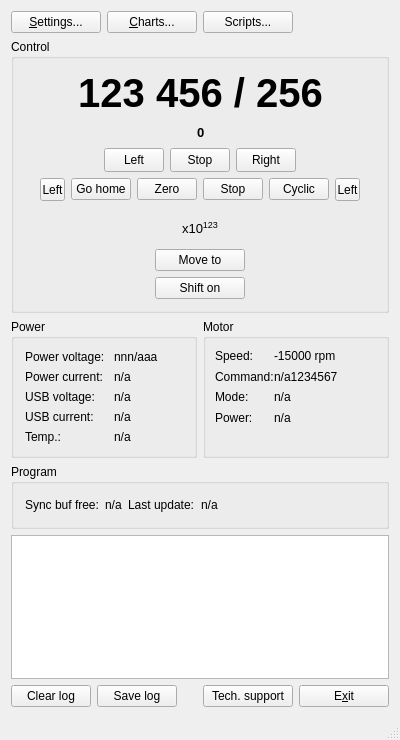
Old version of the form src/mainwindow.ui in the repository EPC-MSU/XILab.
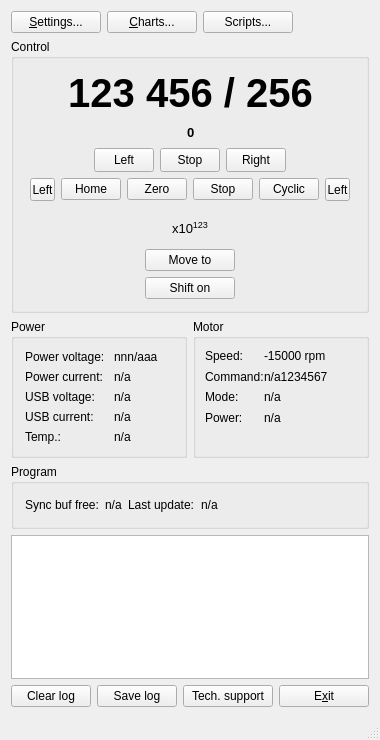
New version of the form. Icons and pictures are not drawn. Custom widgets are drawn as their Qt base class.

Commit message: Icons added to some buttons

```diff
--- a/src/mainwindow.ui
+++ b/src/mainwindow.ui
@@ -6,7 +6,7 @@
    <rect>
     <x>0</x>
     <y>0</y>
-    <width>400</width>
+    <width>378</width>
     <height>740</height>
    </rect>
   </property>
@@ -420,7 +420,17 @@
                   </size>
                  </property>
                  <property name="text">
-                  <string>Go home</string>
+                  <string>Home</string>
+                 </property>
+                 <property name="icon">
+                  <iconset resource="../Resources/XILab.qrc">
+                   <normaloff>:/mainwindow/images/mainwindow/home.png</normaloff>:/mainwindow/images/mainwindow/home.png</iconset>
+                 </property>
+                 <property name="iconSize">
+                  <size>
+                   <width>16</width>
+                   <height>12</height>
+                  </size>
                  </property>
                 </widget>
                </item>
@@ -435,6 +445,16 @@
                  <property name="text">
                   <string>Zero</string>
                  </property>
+                 <property name="icon">
+                  <iconset resource="../Resources/XILab.qrc">
+                   <normaloff>:/mainwindow/images/mainwindow/zero.png</normaloff>:/mainwindow/images/mainwindow/zero.png</iconset>
+                 </property>
+                 <property name="iconSize">
+                  <size>
+                   <width>16</width>
+                   <height>12</height>
+                  </size>
+                 </property>
                 </widget>
                </item>
                <item>
@@ -477,6 +497,16 @@
                  <property name="text">
                   <string>Cyclic</string>
                  </property>
+                 <property name="icon">
+                  <iconset resource="../Resources/XILab.qrc">
+                   <normaloff>:/mainwindow/images/mainwindow/cyclic.png</normaloff>:/mainwindow/images/mainwindow/cyclic.png</iconset>
+                 </property>
+                 <property name="iconSize">
+                  <size>
+                   <width>16</width>
+                   <height>12</height>
+                  </size>
+                 </property>
                  <property name="checkable">
                   <bool>false</bool>
                  </property>
```
Left out of the diff: 30 changed lines with no effect on the pictures. The commit also changes 13 other files.
